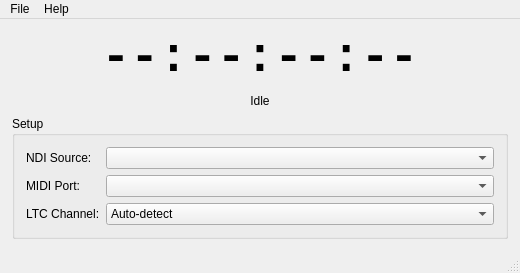
Old version of the form src/ui/MainWindow.ui in the repository casey-tmc97/StudioLog-NDI-Midi-Bridge.
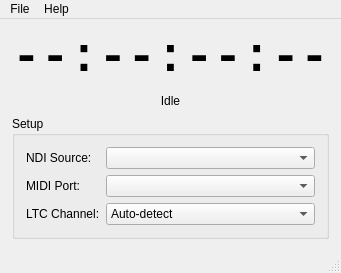
New version of the form.

Commit message:
ui: remove hardcoded geometry, shrink window to content at startup
- Replace explicit geometry (520x210) with minimumWidth=480 so Qt
  computes the natural height from widget size hints
- Call adjustSize() after SetFixedSize constraint so the window is
  already the correct size before it is first shown (no geometry jump)
- Remove stale menu bar geometry property

Patch:
```diff
--- a/src/ui/MainWindow.ui
+++ b/src/ui/MainWindow.ui
@@ -2,13 +2,8 @@
 <ui version="4.0">
  <class>MainWindow</class>
  <widget class="QMainWindow" name="MainWindow">
-  <property name="geometry">
-   <rect>
-    <x>0</x>
-    <y>0</y>
-    <width>520</width>
-    <height>210</height>
-   </rect>
+  <property name="minimumWidth">
+   <number>480</number>
   </property>
   <property name="windowTitle">
    <string>StudioLog NDI MIDI Bridge</string>
@@ -109,9 +104,6 @@
 
   <!-- ── Menu bar ─────────────────────────────────────────────────────────── -->
   <widget class="QMenuBar" name="menuBar">
-   <property name="geometry">
-    <rect><x>0</x><y>0</y><width>520</width><height>24</height></rect>
-   </property>
    <widget class="QMenu" name="menuFile">
     <property name="title"><string>File</string></property>
     <addaction name="actionQuit"/>
```
The commit also changes 1 other file.
